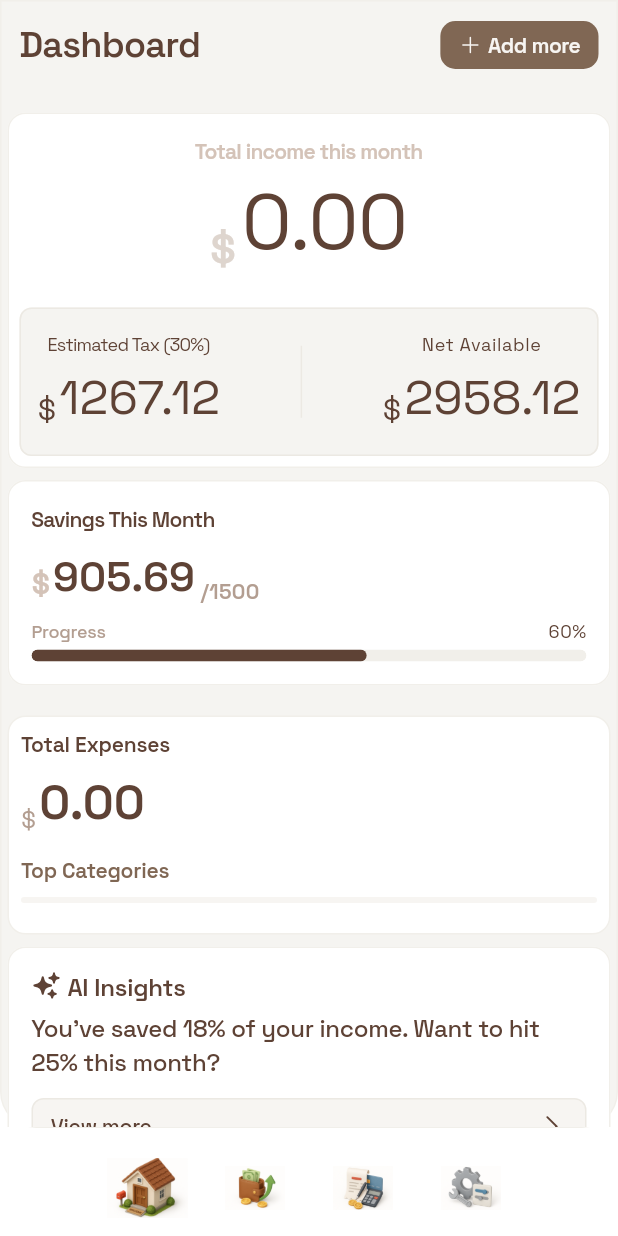
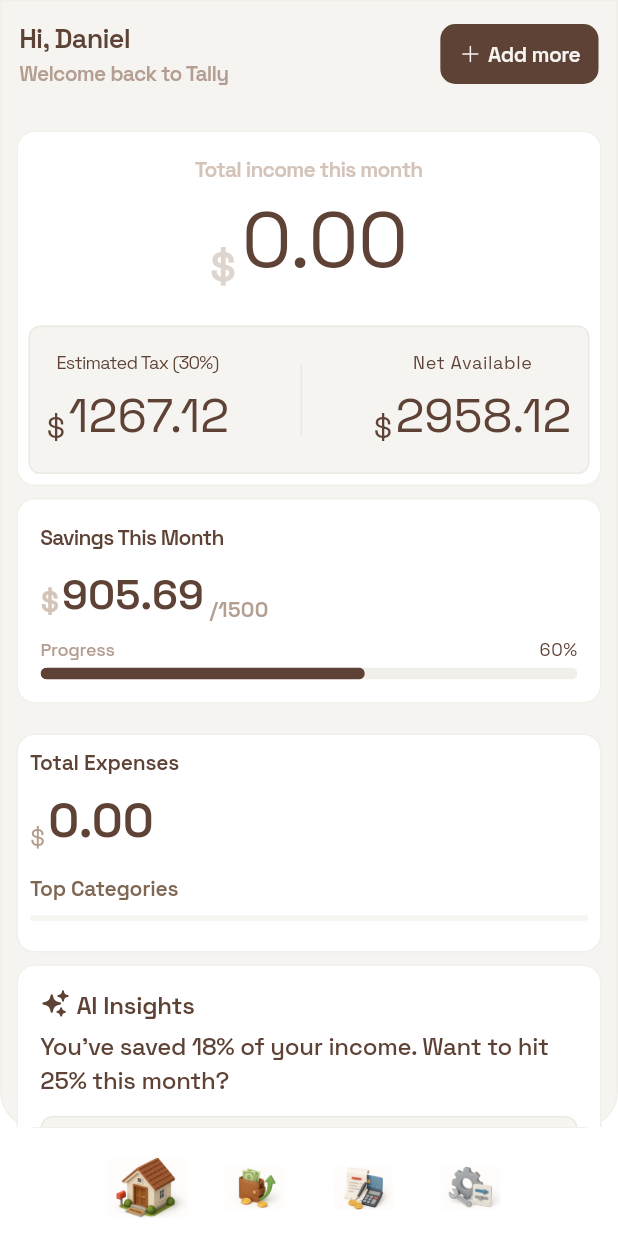
Before and after one commit to Dannny-Babs/tally, a Flutter app: the screen it shows after launch, on a phone screen of 412 x 824 dp. Run offline on Flutter 3.47's test engine with Material 3 defaults, Android fonts, the phone set to English and light mode, and no system bars; our stand-ins replace bloc, dropdown_button2, equatable, fl_chart, flutter_bloc, flutter_svg and 6 more; missing offline and left inert: hugeicons_pro.

Commit message:
refactor: update DashboardScreen UI for improved user experience
- Added padding to the main container for better layout consistency.
- Replaced the static 'Dashboard' title with a personalized greeting for the user, enhancing engagement.
- Introduced a welcome message to improve user onboarding and experience.
- Adjusted styling for buttons and text elements to align with the overall design aesthetic.

```diff
--- a/lib/features/dashboard/views/dashboard_screen.dart
+++ b/lib/features/dashboard/views/dashboard_screen.dart
@@ -36,6 +36,7 @@ class DashboardScreen extends StatelessWidget {
                 border: Border.all(color: AppColors.borderLight),
               ),
               height: MediaQuery.of(context).size.height,
+              padding: const EdgeInsets.symmetric(horizontal: 6),
               child: CustomScrollView(
                 slivers: [
                   SliverToBoxAdapter(
@@ -44,21 +45,36 @@ class DashboardScreen extends StatelessWidget {
                       children: [
                         Padding(
                           padding: const EdgeInsets.symmetric(
-                            horizontal: 12,
                             vertical: 12,
+                            horizontal: 6,
                           ),
                           child: Row(
                             mainAxisAlignment: MainAxisAlignment.spaceBetween,
                             children: [
+                              Column(
+                                crossAxisAlignment: CrossAxisAlignment.start,
+                                children: [
                                   Text(
-                                'Dashboard',
+                                    'Hi, Daniel',
                                     style: AppTextStyles.displayMedium.copyWith(
                                       color: AppColors.textPrimaryLight,
                                       fontFamily: GoogleFonts.spaceGrotesk().fontFamily,
                                       fontWeight: FontWeight.w600,
                                       letterSpacing: -0.5,
-                                  fontSize: 24,
+                                      fontSize: 18,
                                     ),
+                                  ),
+                                  Text(
+                                    'Welcome back to Tally',
+                                    style: AppTextStyles.bodySmall.copyWith(
+                                      color: AppColors.neutral700,
+                                      fontFamily: GoogleFonts.spaceGrotesk().fontFamily,
+                                      fontWeight: FontWeight.w600,
+                                      letterSpacing: -0.5,
+                                      fontSize: 14,
+                                    ),
+                                  ),
+                                ],
                               ),
                               InkWell(
                                 onTap: () {
@@ -72,10 +88,10 @@ class DashboardScreen extends StatelessWidget {
                                 child: Container(
                                   padding: const EdgeInsets.symmetric(
                                     horizontal: 12,
-                                    vertical: 6,
+                                    vertical: 10,
                                   ),
                                   decoration: BoxDecoration(
-                                    color: AppColors.neutral800,
+                                    color: AppColors.textPrimaryLight,
                                     borderRadius: BorderRadius.circular(10),
                                   ),
                                   child: Row(
```
Lines whose indentation alone changed are shown as unchanged.
